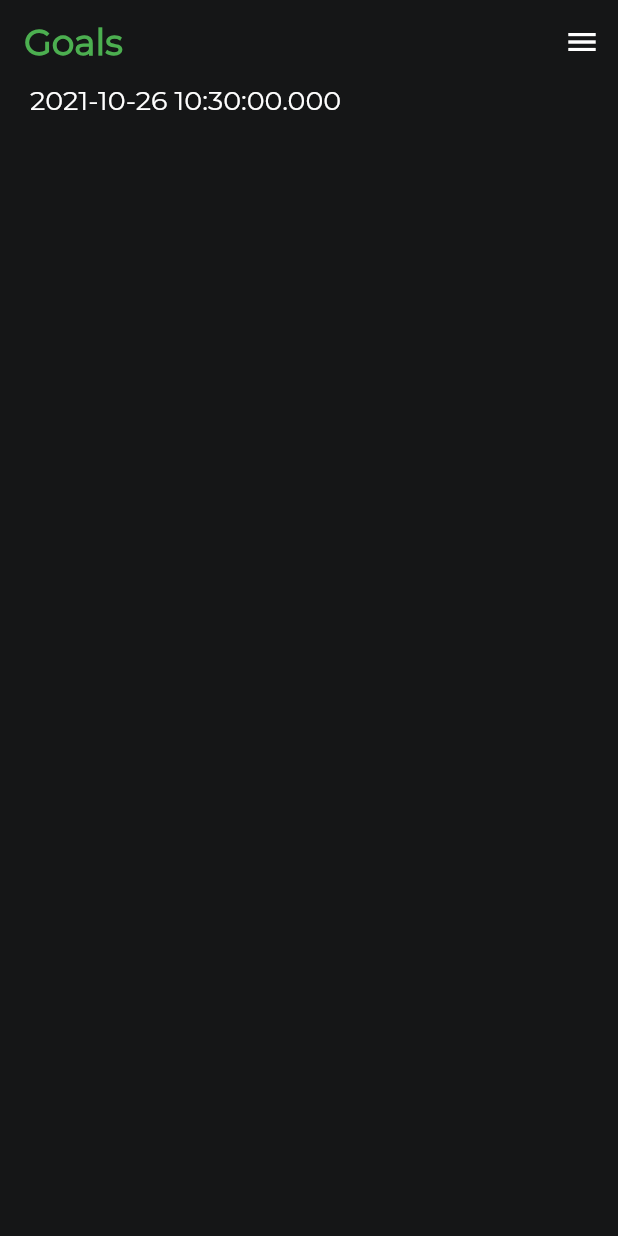
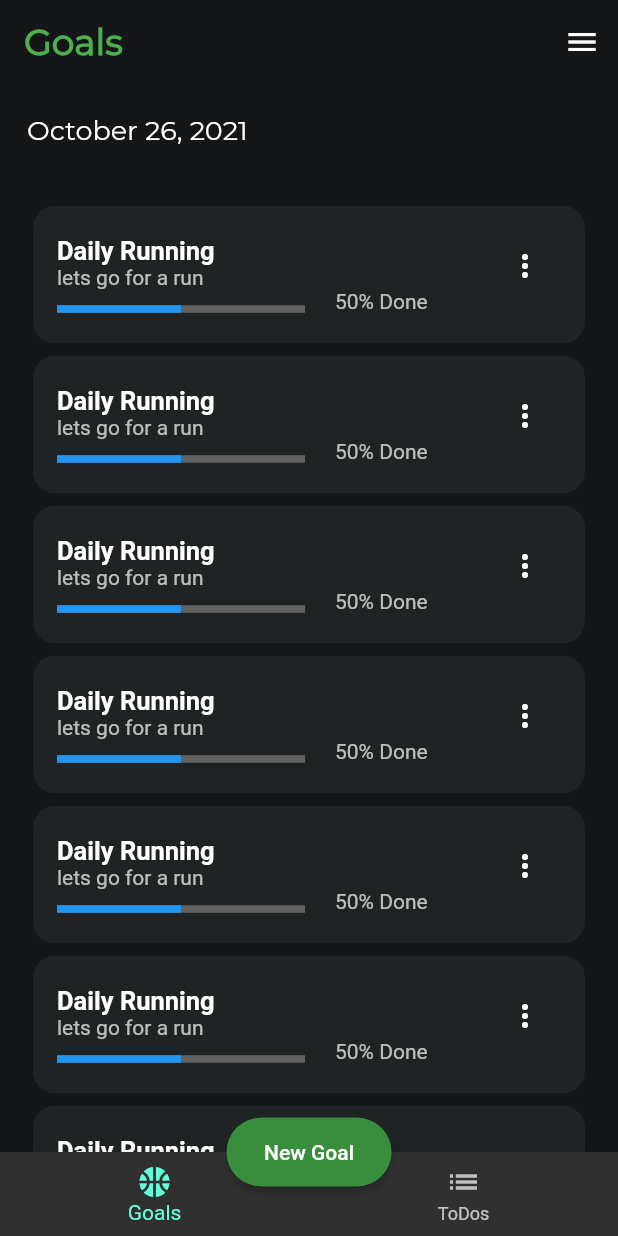
Before and after one commit to swarupbc/goals, a Flutter app: the screen it shows after launch, on a phone screen of 412 x 824 dp. Run offline on Flutter 3.47's test engine with Material 2 defaults, Android fonts, the phone set to English and light mode, and no system bars.

Commit message:
UI changes

```diff
--- /dev/null
+++ b/lib/controllers/app_controllers.dart
@@ -0,0 +1,5 @@
+import 'package:intl/intl.dart';
+
+class AppControllers {
+  static DateFormat dateFormat = DateFormat.yMMMMd();
+}
--- /dev/null
+++ b/lib/models/goal_model.dart
@@ -0,0 +1,12 @@
+class GoalModel {
+  final DateTime startDate;
+  final DateTime endDate;
+  final String title;
+  final String? desc;
+
+  GoalModel(
+      {required this.startDate,
+      required this.endDate,
+      required this.title,
+      this.desc});
+}
--- /dev/null
+++ b/lib/views/screens/goals_screen.dart
@@ -0,0 +1,68 @@
+import 'package:flutter/material.dart';
+import 'package:goals/controllers/app_controllers.dart';
+import 'package:goals/models/goal_model.dart';
+import 'package:goals/views/utils/constant.dart';
+import 'package:goals/views/widgets/goal_tile_widget.dart';
+
+class GoalsScreen extends StatefulWidget {
+  const GoalsScreen({Key? key}) : super(key: key);
+
+  @override
+  _GoalsScreenState createState() => _GoalsScreenState();
+}
+
+class _GoalsScreenState extends State<GoalsScreen> {
+  List<GoalModel> goals = [];
+
+  _addGoals() {
+    GoalModel goal = GoalModel(
+        startDate: DateTime.now(),
+        endDate: DateTime.now().add(const Duration(days: 1)),
+        title: 'Daily Running',
+        desc: 'lets go for a run');
+
+    for (var i = 0; i < 30; i++) {
+      goals.add(goal);
+    }
+  }
+
+  @override
+  void initState() {
+    _addGoals();
+    super.initState();
+  }
+
+  @override
+  Widget build(BuildContext context) {
+    return Padding(
+      padding: const EdgeInsets.symmetric(
+        horizontal: 18.0,
+      ),
+      child: Column(
+        crossAxisAlignment: CrossAxisAlignment.start,
+        children: [
+          Container(
+            width: double.infinity,
+            color: kBackgroundColor,
+            padding: const EdgeInsets.only(bottom: 10.0, top: 20.0),
+            child: Text(
+              AppControllers.dateFormat.format(DateTime.now()),
+              style: kWhiteSubHeadingStyle,
+            ),
+          ),
+          Expanded(
+            child: Padding(
+                padding: const EdgeInsets.only(top: 25.0),
+                child: ListView.builder(
+                    itemCount: goals.length,
+                    itemBuilder: (context, index) {
+                      return GoalTileWidget(
+                        goal: goals[index],
+                      );
+                    })),
+          ),
+        ],
+      ),
+    );
+  }
+}
--- a/lib/views/screens/home_screen.dart
+++ b/lib/views/screens/home_screen.dart
@@ -1,6 +1,7 @@
-import 'dart:ui';
-
 import 'package:flutter/material.dart';
+import 'package:goals/views/screens/goals_screen.dart';
+import 'package:goals/views/screens/todos_screen.dart';
+import 'package:goals/views/utils/constant.dart';
 
 class HomeScreen extends StatefulWidget {
   static String id = '/home_screen';
@@ -11,42 +12,67 @@ class HomeScreen extends StatefulWidget {
 }
 
 class _HomeScreenState extends State<HomeScreen> {
+  int _index = 0;
+
   @override
   Widget build(BuildContext context) {
+    Widget _child = const GoalsScreen();
+    switch (_index) {
+      case 0:
+        _child = const GoalsScreen();
+        break;
+      case 1:
+        _child = const ToDosScreen();
+        break;
+    }
+
     return Scaffold(
-      appBar: AppBar(
-        title: const Text(
-          'Goals',
-          style: TextStyle(
-            color: Colors.green,
-            fontFamily: 'Montserrat',
-            fontWeight: FontWeight.bold,
-            fontSize: 24.0,
+      floatingActionButton: FittedBox(
+        child: MaterialButton(
+          padding: const EdgeInsets.symmetric(
+            horizontal: 25.0,
+            vertical: 15.0,
+          ),
+          color: Colors.green.shade700,
+          shape: RoundedRectangleBorder(
+            borderRadius: BorderRadius.circular(50),
+          ),
+          onPressed: () {},
+          child: Text(
+            _index == 0 ? 'New Goal' : 'Add Task',
           ),
         ),
-        backgroundColor: Colors.transparent,
+      ),
+      floatingActionButtonLocation: FloatingActionButtonLocation.centerDocked,
+      appBar: AppBar(
+        title: Text(
+          _index == 0 ? "Goals" : "ToDos",
+          style: kMainGreenHeadingStyle,
+        ),
+        centerTitle: false,
+        backgroundColor: kBackgroundColor,
         elevation: 0.0,
       ),
       endDrawer: const Drawer(),
       body: SafeArea(
-          child: Padding(
-        padding: const EdgeInsets.symmetric(
-          horizontal: 20.0,
+        child: SizedBox.expand(
+          child: _child,
         ),
-        child: Column(
-          children: [
-            Text(
-              DateTime.now().toString(),
-              style: const TextStyle(
-                color: Colors.white,
-                fontFamily: 'Montserrat',
-                fontWeight: FontWeight.w400,
-                fontSize: 18.0,
-              ),
-            ),
-          ],
-        ),
-      )),
+      ),
+      bottomNavigationBar: BottomNavigationBar(
+        onTap: (newIndex) => setState(() => _index = newIndex),
+        currentIndex: _index,
+        items: const <BottomNavigationBarItem>[
+          BottomNavigationBarItem(
+            icon: Icon(Icons.sports_basketball),
+            label: "Goals",
+          ),
+          BottomNavigationBarItem(
+            icon: Icon(Icons.list),
+            label: "ToDos",
+          ),
+        ],
+      ),
     );
   }
 }
--- /dev/null
+++ b/lib/views/screens/todos_screen.dart
@@ -0,0 +1,15 @@
+import 'package:flutter/material.dart';
+
+class ToDosScreen extends StatefulWidget {
+  const ToDosScreen({Key? key}) : super(key: key);
+
+  @override
+  _ToDosScreenState createState() => _ToDosScreenState();
+}
+
+class _ToDosScreenState extends State<ToDosScreen> {
+  @override
+  Widget build(BuildContext context) {
+    return Container();
+  }
+}
--- a/lib/views/utils/constant.dart
+++ b/lib/views/utils/constant.dart
@@ -1,3 +1,29 @@
+import 'package:flutter/material.dart';
 import 'package:flutter/rendering.dart';
 
+// Colors
+
 const Color kBackgroundColor = Color(0XFF151617);
+
+const Color kGoalBackgroundColor = Color(0XFF202324);
+
+// Text Styles
+
+const TextStyle kMainGreenHeadingStyle = TextStyle(
+  color: Colors.green,
+  fontFamily: 'Montserrat',
+  fontWeight: FontWeight.bold,
+  fontSize: 24.0,
+);
+
+const TextStyle kWhiteSubHeadingStyle = TextStyle(
+  color: Colors.white,
+  fontFamily: 'Montserrat',
+  fontWeight: FontWeight.w400,
+  fontSize: 18.0,
+);
+
+const TextStyle kWhiteTitleStyle = TextStyle(
+  fontSize: 17.0,
+  fontWeight: FontWeight.bold,
+);
--- /dev/null
+++ b/lib/views/widgets/goal_tile_widget.dart
@@ -0,0 +1,87 @@
+import 'package:flutter/material.dart';
+import 'package:goals/models/goal_model.dart';
+import 'package:goals/views/utils/constant.dart';
+
+class GoalTileWidget extends StatelessWidget {
+  final GoalModel goal;
+
+  final double _progress = 0.5;
+
+  const GoalTileWidget({Key? key, required this.goal}) : super(key: key);
+
+  void choiceAction(String choice) {
+    if (choice == Choice.complete) {
+      debugPrint('Complete');
+    } else if (choice == Choice.delete) {
+      debugPrint('Delete');
+    }
+  }
+
+  @override
+  Widget build(BuildContext context) {
+    return Card(
+      color: Colors.transparent,
+      elevation: 0.0,
+      child: ListTile(
+        shape: RoundedRectangleBorder(
+          borderRadius: BorderRadius.circular(15),
+        ),
+        onTap: () {},
+        title: Text(
+          goal.title,
+          style: kWhiteTitleStyle,
+        ),
+        subtitle: Column(
+          crossAxisAlignment: CrossAxisAlignment.start,
+          children: [
+            Text(goal.desc ?? ""),
+            Row(
+              children: [
+                Expanded(
+                  flex: 2,
+                  child: Container(
+                    padding: const EdgeInsets.only(
+                      top: 10.0,
+                      right: 20.0,
+                    ),
+                    child: LinearProgressIndicator(
+                      value: _progress,
+                      valueColor:
+                          const AlwaysStoppedAnimation<Color>(Colors.blue),
+                      minHeight: 5.0,
+                    ),
+                  ),
+                ),
+                Expanded(
+                  child: Text("${(_progress * 100).toInt()}% Done"),
+                ),
+              ],
+            ),
+          ],
+        ),
+        trailing: PopupMenuButton<String>(
+          icon: const Icon(Icons.more_vert),
+          onSelected: choiceAction,
+          itemBuilder: (BuildContext context) {
+            return Choice.choices.map((String choice) {
+              return PopupMenuItem<String>(
+                value: choice,
+                child: Text(choice),
+              );
+            }).toList();
+          },
+        ),
+        tileColor: kGoalBackgroundColor,
+        horizontalTitleGap: 10.0,
+        minVerticalPadding: 20.0,
+      ),
+    );
+  }
+}
+
+class Choice {
+  static const String complete = 'Complete';
+  static const String delete = 'Delete';
+
+  static const List<String> choices = <String>[complete, delete];
+}
--- a/pubspec.yaml
+++ b/pubspec.yaml
@@ -15,6 +15,8 @@ dependencies:
   flutter:
     sdk: flutter
   cupertino_icons: ^1.0.2
+
+  intl: ^0.17.0
 
 dev_dependencies:
   flutter_test:
```
Also changed, not shown: pubspec.lock.
